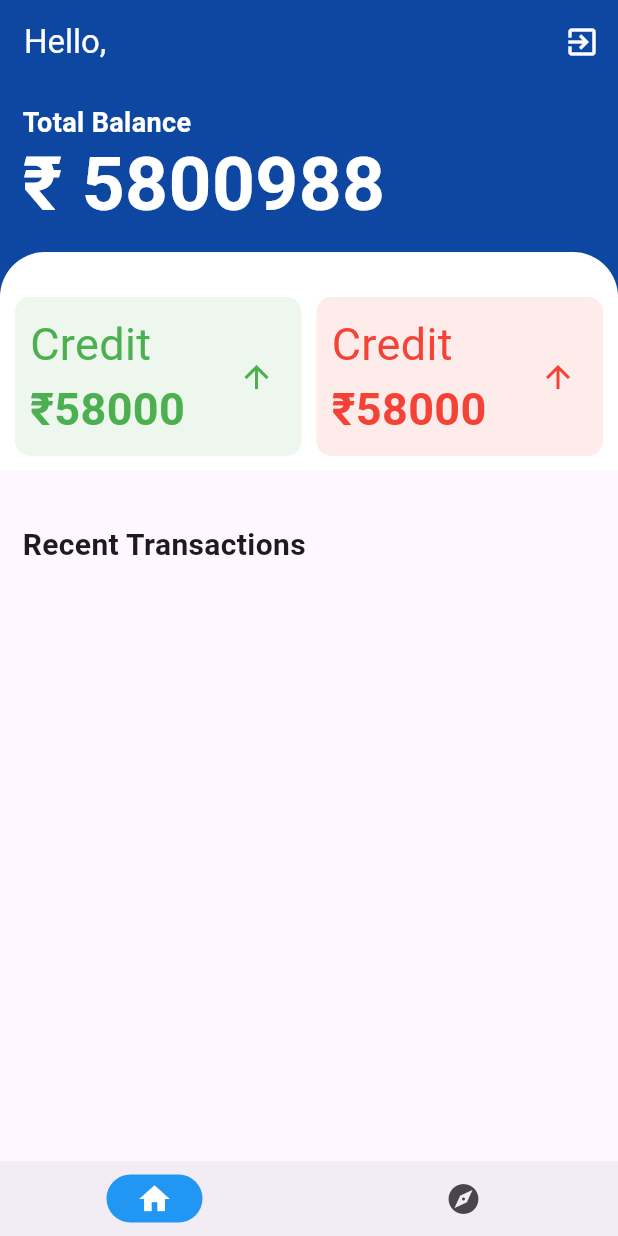
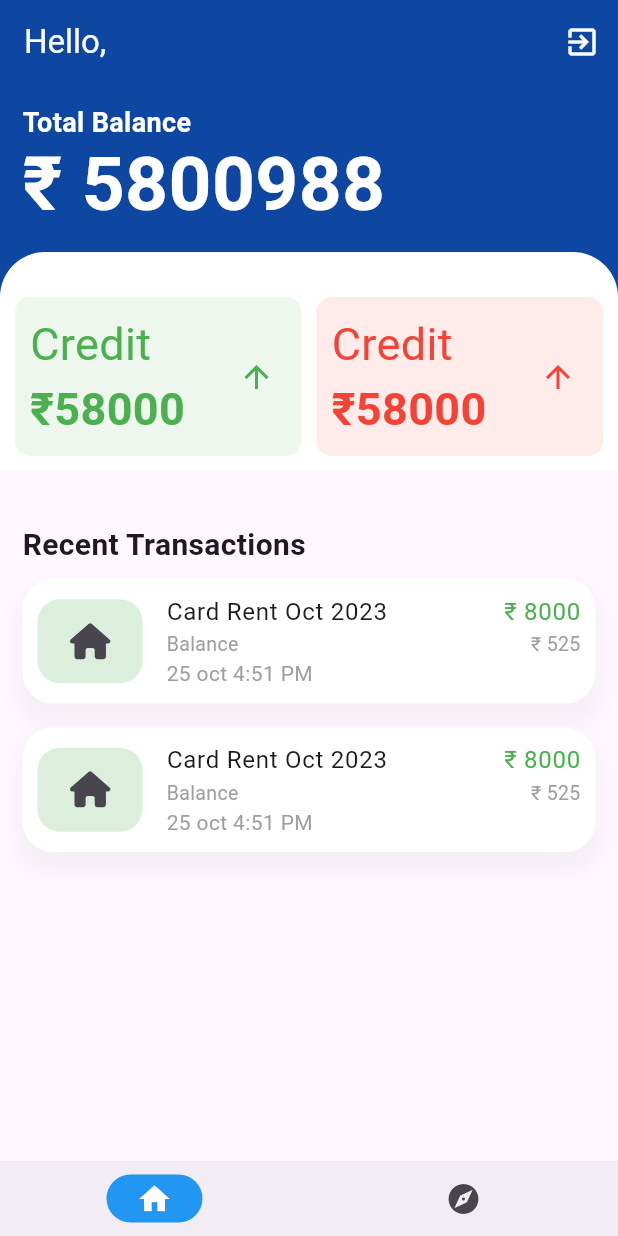
Before and after one commit to shishupaltech/expandwise, a Flutter app: the screen it shows once a user with an empty profile is signed in, on a phone screen of 412 x 824 dp. Run offline on Flutter 3.47's test engine with Material 3 defaults, Android fonts, the phone set to English and light mode, and no system bars; our stand-ins replace firebase_auth, firebase_core, font_awesome_flutter; accounts and stored records are empty.

Commit message:
1.font_awesome_flutter: ^10.8.0 packages added, transaction card and ionslist is created

```diff
--- a/lib/screens/home_screen.dart
+++ b/lib/screens/home_screen.dart
@@ -2,6 +2,7 @@ import 'package:firebase_auth/firebase_auth.dart';
 import 'package:flutter/material.dart';
 import 'package:spendwise/screens/login_screen.dart';
 import 'package:spendwise/widgets/hero_card.dart';
+import 'package:spendwise/widgets/transaction_card.dart';
 
 class HomeScreen extends StatefulWidget {
   const HomeScreen({super.key});
@@ -50,15 +51,8 @@ class _HomeScreenState extends State<HomeScreen> {
           children: [
             HeroCard(),
             SizedBox(height: 20,),
-            Padding(
-              padding:  const EdgeInsets.all(15),
-              child: Row(
-                children: [
-                  Text('Recent Transactions',style: TextStyle(fontWeight:FontWeight.w600,fontSize: 20))
+            TransactionCard(),
 
-                ],
-              ),
-            )
           ]
         ),
       ),
--- /dev/null
+++ b/lib/utils/icons_list.dart
@@ -0,0 +1,420 @@
+import 'package:flutter/material.dart';
+import 'package:font_awesome_flutter/font_awesome_flutter.dart';
+
+class AppIcons {
+  final List<Map<String, dynamic>> homeExpensesCategories = [
+    {
+      "name": "Gas Filling",
+      "icon": FontAwesomeIcons.gasPump,
+    },
+    {
+      "name": "Grocery",
+      "icon": FontAwesomeIcons.shoppingCart,
+    },
+    {
+      "name": "Milk",
+      "icon": FontAwesomeIcons.glassWhiskey,
+    },
+    {
+      "name": "Electricity Bill",
+      "icon": FontAwesomeIcons.bolt,
+    },
+    {
+      "name": "Water Bill",
+      "icon": FontAwesomeIcons.tint,
+    },
+    {
+      "name": "Internet",
+      "icon": FontAwesomeIcons.wifi,
+    },
+    {
+      "name": "Rent",
+      "icon": FontAwesomeIcons.home,
+    },
+    {
+      "name": "Maintenance",
+      "icon": FontAwesomeIcons.tools,
+    },
+    {
+      "name": "Mobile Recharge",
+      "icon": FontAwesomeIcons.mobileAlt,
+    },
+    {
+      "name": "Cable TV",
+      "icon": FontAwesomeIcons.tv,
+    },
+    {
+      "name": "Dining Out",
+      "icon": FontAwesomeIcons.utensils,
+    },
+    {
+      "name": "Fuel",
+      "icon": FontAwesomeIcons.gasPump,
+    },
+    {
+      "name": "Public Transport",
+      "icon": FontAwesomeIcons.bus,
+    },
+    {
+      "name": "Car Maintenance",
+      "icon": FontAwesomeIcons.car,
+    },
+    {
+      "name": "Education",
+      "icon": FontAwesomeIcons.book,
+    },
+    {
+      "name": "Healthcare",
+      "icon": FontAwesomeIcons.heartbeat,
+    },
+    {
+      "name": "Insurance",
+      "icon": FontAwesomeIcons.shieldAlt,
+    },
+    {
+      "name": "Clothing",
+      "icon": FontAwesomeIcons.tshirt,
+    },
+    {
+      "name": "Entertainment",
+      "icon": FontAwesomeIcons.film,
+    },
+    {
+      "name": "Gym",
+      "icon": FontAwesomeIcons.dumbbell,
+    },
+    {
+      "name": "Travel",
+      "icon": FontAwesomeIcons.plane,
+    },
+    {
+      "name": "Hotel",
+      "icon": FontAwesomeIcons.hotel,
+    },
+    {
+      "name": "Gifts",
+      "icon": FontAwesomeIcons.gift,
+    },
+    {
+      "name": "Donations",
+      "icon": FontAwesomeIcons.handHoldingHeart,
+    },
+    {
+      "name": "Pet Care",
+      "icon": FontAwesomeIcons.paw,
+    },
+    {
+      "name": "Laundry",
+      "icon": FontAwesomeIcons.soap,
+    },
+    {
+      "name": "Subscriptions",
+      "icon": FontAwesomeIcons.newspaper,
+    },
+    {
+      "name": "Books",
+      "icon": FontAwesomeIcons.bookOpen,
+    },
+    {
+      "name": "Stationery",
+      "icon": FontAwesomeIcons.pencilAlt,
+    },
+    {
+      "name": "Childcare",
+      "icon": FontAwesomeIcons.baby,
+    },
+    {
+      "name": "Savings",
+      "icon": FontAwesomeIcons.piggyBank,
+    },
+    {
+      "name": "Investments",
+      "icon": FontAwesomeIcons.chartLine,
+    },
+    {
+      "name": "Taxes",
+      "icon": FontAwesomeIcons.fileInvoiceDollar,
+    },
+    {
+      "name": "Loan Repayment",
+      "icon": FontAwesomeIcons.moneyCheckAlt,
+    },
+    {
+      "name": "Emergency Fund",
+      "icon": FontAwesomeIcons.firstAid,
+    },
+    {
+      "name": "Home Improvement",
+      "icon": FontAwesomeIcons.paintRoller,
+    },
+    {
+      "name": "Gardening",
+      "icon": FontAwesomeIcons.seedling,
+    },
+    {
+      "name": "Electronics",
+      "icon": FontAwesomeIcons.laptop,
+    },
+    {
+      "name": "Furniture",
+      "icon": FontAwesomeIcons.couch,
+    },
+    {
+      "name": "Appliances",
+      "icon": FontAwesomeIcons.blender,
+    },
+    {
+      "name": "Beauty",
+      "icon": FontAwesomeIcons.spa,
+    },
+    {
+      "name": "Haircut",
+      "icon": FontAwesomeIcons.cut,
+    },
+    {
+      "name": "Personal Care",
+      "icon": FontAwesomeIcons.soap,
+    },
+    {
+      "name": "Pharmacy",
+      "icon": FontAwesomeIcons.pills,
+    },
+    {
+      "name": "Doctor Visit",
+      "icon": FontAwesomeIcons.userMd,
+    },
+    {
+      "name": "Dental",
+      "icon": FontAwesomeIcons.tooth,
+    },
+    {
+      "name": "Vision",
+      "icon": FontAwesomeIcons.eye,
+    },
+    {
+      "name": "Hobbies",
+      "icon": FontAwesomeIcons.paintBrush,
+    },
+    {
+      "name": "Music",
+      "icon": FontAwesomeIcons.music,
+    },
+    {
+      "name": "Movies",
+      "icon": FontAwesomeIcons.film,
+    },
+    {
+      "name": "Games",
+      "icon": FontAwesomeIcons.gamepad,
+    },
+    {
+      "name": "Sports",
+      "icon": FontAwesomeIcons.footballBall,
+    },
+    {
+      "name": "Events",
+      "icon": FontAwesomeIcons.calendarAlt,
+    },
+    {
+      "name": "Parking",
+      "icon": FontAwesomeIcons.parking,
+    },
+    {
+      "name": "Tolls",
+      "icon": FontAwesomeIcons.road,
+    },
+    {
+      "name": "Snacks",
+      "icon": FontAwesomeIcons.cookieBite,
+    },
+    {
+      "name": "Coffee",
+      "icon": FontAwesomeIcons.coffee,
+    },
+    {
+      "name": "Alcohol",
+      "icon": FontAwesomeIcons.wineBottle,
+    },
+    {
+      "name": "Cigarettes",
+      "icon": FontAwesomeIcons.smoking,
+    },
+    {
+      "name": "Baby Supplies",
+      "icon": FontAwesomeIcons.babyCarriage,
+    },
+    {
+      "name": "School Fees",
+      "icon": FontAwesomeIcons.school,
+    },
+    {
+      "name": "Tuition",
+      "icon": FontAwesomeIcons.graduationCap,
+    },
+    {
+      "name": "Online Courses",
+      "icon": FontAwesomeIcons.laptopCode,
+    },
+    {
+      "name": "Software",
+      "icon": FontAwesomeIcons.code,
+    },
+    {
+      "name": "Hardware",
+      "icon": FontAwesomeIcons.microchip,
+    },
+    {
+      "name": "Hosting",
+      "icon": FontAwesomeIcons.server,
+    },
+    {
+      "name": "Domain",
+      "icon": FontAwesomeIcons.globe,
+    },
+    {
+      "name": "Cloud Services",
+      "icon": FontAwesomeIcons.cloud,
+    },
+    {
+      "name": "Streaming Services",
+      "icon": FontAwesomeIcons.video,
+    },
+    {
+      "name": "News Subscriptions",
+      "icon": FontAwesomeIcons.newspaper,
+    },
+    {
+      "name": "Magazines",
+      "icon": FontAwesomeIcons.bookOpen,
+    },
+    {
+      "name": "Charity",
+      "icon": FontAwesomeIcons.handHoldingUsd,
+    },
+    {
+      "name": "Religious Donations",
+      "icon": FontAwesomeIcons.prayingHands,
+    },
+    {
+      "name": "Political Contributions",
+      "icon": FontAwesomeIcons.voteYea,
+    },
+    {
+      "name": "Crowdfunding",
+      "icon": FontAwesomeIcons.handHoldingHeart,
+    },
+    {
+      "name": "Brokerage Fees",
+      "icon": FontAwesomeIcons.chartPie,
+    },
+    {
+      "name": "ATM Fees",
+      "icon": FontAwesomeIcons.moneyBillWave,
+    },
+    {
+      "name": "Bank Charges",
+      "icon": FontAwesomeIcons.university,
+    },
+    {
+      "name": "Credit Card Fees",
+      "icon": FontAwesomeIcons.creditCard,
+    },
+    {
+      "name": "Late Fees",
+      "icon": FontAwesomeIcons.clock,
+    },
+    {
+      "name": "Overdraft Fees",
+      "icon": FontAwesomeIcons.exclamationTriangle,
+    },
+    {
+      "name": "Taxes Paid",
+      "icon": FontAwesomeIcons.receipt,
+    },
+    {
+      "name": "Tax Refund",
+      "icon": FontAwesomeIcons.moneyCheck,
+    },
+    {
+      "name": "Bonuses",
+      "icon": FontAwesomeIcons.gift,
+    },
+    {
+      "name": "Salary",
+      "icon": FontAwesomeIcons.briefcase,
+    },
+    {
+      "name": "Freelance Income",
+      "icon": FontAwesomeIcons.laptop,
+    },
+    {
+      "name": "Rental Income",
+      "icon": FontAwesomeIcons.building,
+    },
+    {
+      "name": "Dividends",
+      "icon": FontAwesomeIcons.chartLine,
+    },
+    {
+      "name": "Interest Income",
+      "icon": FontAwesomeIcons.percentage,
+    },
+    {
+      "name": "Capital Gains",
+      "icon": FontAwesomeIcons.chartBar,
+    },
+    {
+      "name": "Refunds",
+      "icon": FontAwesomeIcons.undo,
+    },
+    {
+      "name": "Reimbursements",
+      "icon": FontAwesomeIcons.exchangeAlt,
+    },
+    {
+      "name": "Lottery Winnings",
+      "icon": FontAwesomeIcons.ticketAlt,
+    },
+    {
+      "name": "Gambling Winnings",
+      "icon": FontAwesomeIcons.dice,
+    },
+    {
+      "name": "Inheritance",
+      "icon": FontAwesomeIcons.userInjured,
+    },
+    {
+      "name": "Alimony",
+      "icon": FontAwesomeIcons.balanceScale,
+    },
+    {
+      "name": "Child Support",
+      "icon": FontAwesomeIcons.child,
+    },
+    {
+      "name": "Scholarships",
+      "icon": FontAwesomeIcons.graduationCap,
+    },
+    {
+      "name": "Grants",
+      "icon": FontAwesomeIcons.handHoldingUsd,
+    },
+    {
+      "name": "Royalties",
+      "icon": FontAwesomeIcons.crown,
+    },
+    {
+      "name": "Rental Expenses",
+      "icon": FontAwesomeIcons.building,
+    },
+  ];
+
+  IconData getExpenseCategoryIcons(String categoryName){
+    // ignore: deprecated_member_use
+    final category = homeExpensesCategories.firstWhere(
+      (category) => category['name'] == categoryName,
+      orElse: () => {"icon": FontAwesomeIcons.shoppingCart},
+    );
+    return category['icon'];
+  }
+}
--- /dev/null
+++ b/lib/widgets/transaction_card.dart
@@ -0,0 +1,98 @@
+import 'package:flutter/material.dart';
+import 'package:font_awesome_flutter/font_awesome_flutter.dart';
+import 'package:spendwise/utils/icons_list.dart';
+
+class TransactionCard extends StatelessWidget {
+  const TransactionCard({super.key});
+
+  @override
+  Widget build(BuildContext context) {
+    var appIcons = AppIcons();
+    return Padding(
+      padding:const EdgeInsets.all(15),
+      child: Column(
+        children: [
+          Row(
+            children: [
+              Text('Recent Transactions',
+              style: TextStyle(
+                fontSize: 20,
+                fontWeight: FontWeight.w600,
+              ),
+
+              )
+            ],
+          ),
+          ListView.builder(
+            shrinkWrap: true,
+            itemCount: 2,
+            physics: NeverScrollableScrollPhysics(),
+
+            itemBuilder: (context, index){
+
+            return Padding(
+              padding: EdgeInsets.symmetric(vertical: 8),
+              child: Container(
+                decoration: BoxDecoration(
+                  color: Colors.white,
+                  borderRadius: BorderRadius.circular(20),
+                  boxShadow: [
+                    BoxShadow(
+                      offset:Offset(0,10),
+                      color: Colors.grey.withOpacity(0.09),
+                      blurRadius: 10.0,
+                      spreadRadius: 4.0,
+
+
+                    )
+                  ]
+                ),
+                child: ListTile(
+                  minVerticalPadding: 10,
+                  contentPadding: EdgeInsets.symmetric(horizontal: 10,vertical: 0),
+                  leading: Container(
+                    width: 70,
+                    height:100,
+                    child: Container(
+                      width: 30,
+                      height: 30,
+                      decoration: BoxDecoration(
+                        borderRadius: BorderRadius.circular(15),
+                        color: Colors.green.withOpacity(0.2),
+
+                      ),
+                      child: Center(child: FaIcon(appIcons.getExpenseCategoryIcons('Rent'))),
+                    ),
+                  ),
+                  title: Row(
+                    children: [
+                      Expanded(child: Text('Card Rent Oct 2023')),
+                      Text('₹ 8000',style: TextStyle(color: Colors.green),)
+                    ],
+
+                  ),
+                  subtitle: Column(
+                    mainAxisAlignment: MainAxisAlignment.start,
+                    crossAxisAlignment: CrossAxisAlignment.start,
+                    children: [
+                      Row(
+                        children: [
+                          Text("Balance",style: TextStyle(color: Colors.grey,fontSize: 13)),
+                          Spacer(),
+                          Text('₹ 525', style: TextStyle(color: Colors.grey,fontSize: 13),),
+
+
+                        ],
+                      ),
+                      Text('25 oct 4:51 PM',style: TextStyle(color: Colors.grey),)
+                    ],
+                  ),
+                ),
+              ),
+            );
+          }),
+        ],
+      ),
+    );
+  }
+}
--- a/pubspec.yaml
+++ b/pubspec.yaml
@@ -37,6 +37,7 @@ dependencies:
   firebase_core: ^3.13.1
   firebase_auth: ^5.5.4
   cloud_firestore: ^5.6.8
+  font_awesome_flutter: ^10.8.0
 
 dev_dependencies:
   flutter_test:
```
Also changed, not shown: pubspec.lock.
